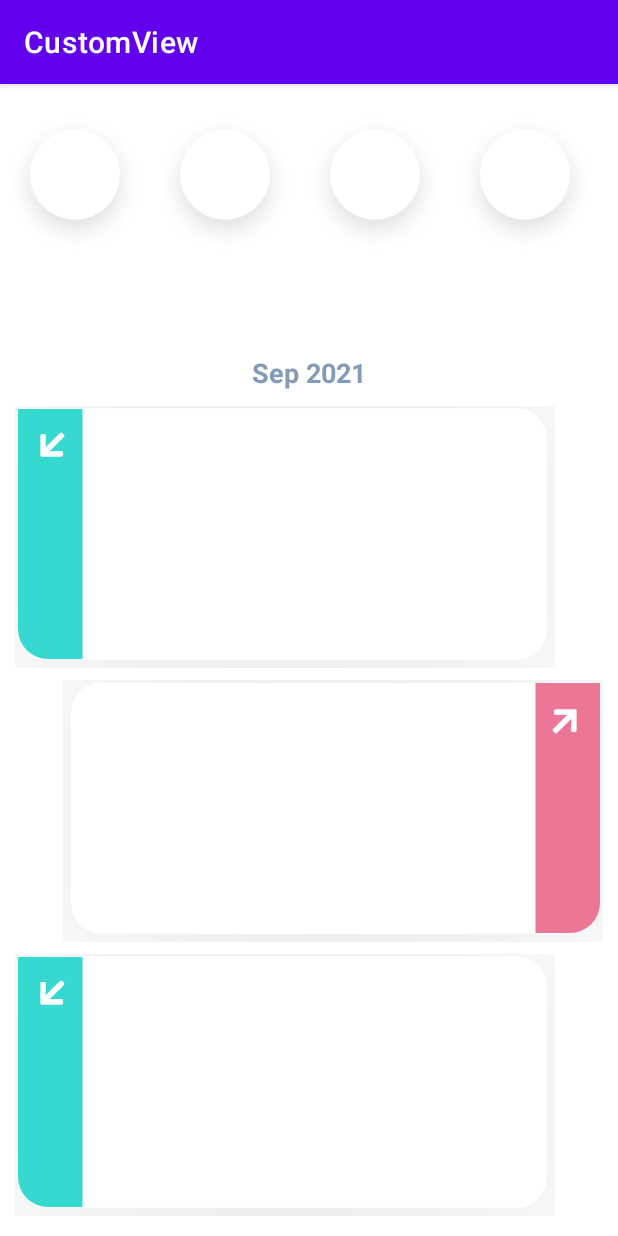
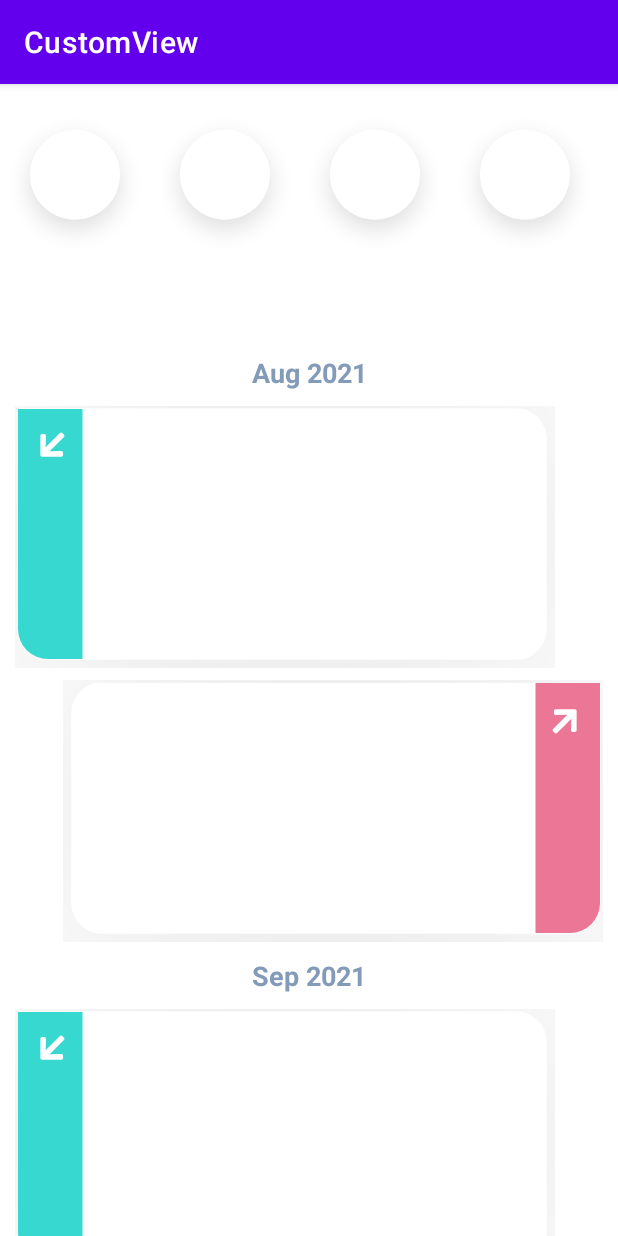
Before and after one commit to cybercoder-naj/ALMINDS-task, an Android app: the TransactionsActivity screen opened directly, with no data from a screen before it, on a phone screen of 412 x 824 dp. Run offline under Robolectric (Android 15) with nearby library versions, the phone set to English and light mode, and no system bars; our stand-ins replace data binding; 12 statements that could not run were skipped.

Commit message:
Improved recycler views

```diff
--- a/app/src/main/java/com/nishant/customview/PostTransactionDialog.kt
+++ b/app/src/main/java/com/nishant/customview/PostTransactionDialog.kt
@@ -1,6 +1,5 @@
 package com.nishant.customview
 
-import android.app.Dialog
 import android.content.Context
 import android.content.DialogInterface
 import android.os.Bundle
@@ -8,10 +7,6 @@ import android.view.LayoutInflater
 import android.view.View
 import android.view.ViewGroup
 import android.widget.TextView
-import androidx.fragment.app.DialogFragment
-import com.google.android.material.bottomsheet.BottomSheetDialog
-import com.google.android.material.bottomsheet.BottomSheetDialogFragment
-import com.nishant.customview.views.RoundedBottomSheetFragment
 
 class PostTransactionDialog : RoundedBottomSheetFragment() {
 
--- a/app/src/main/java/com/nishant/customview/views/RoundedBottomSheetFragment.kt
+++ b/app/src/main/java/com/nishant/customview/RoundedBottomSheetFragment.kt
@@ -1,4 +1,4 @@
-package com.nishant.customview.views
+package com.nishant.customview
 
 import android.os.Bundle
 import com.google.android.material.bottomsheet.BottomSheetDialog
--- a/app/src/main/java/com/nishant/customview/SavingsAccountDialog.kt
+++ b/app/src/main/java/com/nishant/customview/SavingsAccountDialog.kt
@@ -9,7 +9,6 @@ import androidx.recyclerview.widget.RecyclerView
 import com.nishant.customview.adapters.AccountsAdapter
 import com.nishant.customview.adapters.BanksAdapter
 import com.nishant.customview.models.Bank
-import com.nishant.customview.views.RoundedBottomSheetFragment
 
 class SavingsAccountDialog : RoundedBottomSheetFragment() {
 
--- a/app/src/main/java/com/nishant/customview/TransactionsActivity.kt
+++ b/app/src/main/java/com/nishant/customview/TransactionsActivity.kt
@@ -21,27 +21,16 @@ class TransactionsActivity : AppCompatActivity() {
             setHasFixedSize(true)
             adapter = TransferAdapter(
                 listOf(
-                    TransferIconData("Refresh", R.drawable.ic_baseline_refresh_24),
-                    TransferIconData("Refresh", R.drawable.ic_baseline_refresh_24),
-                    TransferIconData("Refresh", R.drawable.ic_baseline_refresh_24),
-                    TransferIconData("Refresh", R.drawable.ic_baseline_refresh_24)
+                    TransferIconData("Past Trans.", R.drawable.ic_history),
+                    TransferIconData("To Contacts", R.drawable.ic_user),
+                    TransferIconData("To Banks", R.drawable.ic_bank),
+                    TransferIconData("to UPI", R.drawable.ic_upi)
                 )
             )
         }
 
-        bindTransactionItems(
-            findViewById<RecyclerView>(R.id.transactionsRecyclerView).apply {
-                layoutManager = LinearLayoutManager(this@TransactionsActivity)
-                setHasFixedSize(true)
-            }, listOf(
-                TransactionItem(
-                    "",
-                    "",
-                    "Sep 2021",
-                    "",
-                    -1f,
-                    TransactionItem.DATE
-                ),
+        // Get this data from view model!
+        val transactions = listOf(
             TransactionItem(
                 "Nishant",
                 "https://cybercoder-naj.github.io/assets/nishant.png",
@@ -65,10 +54,88 @@ class TransactionsActivity : AppCompatActivity() {
                 "UPI",
                 1000.28f,
                 TransactionItem.CREDIT
+            ),
+            TransactionItem(
+                "Nishant",
+                "https://cybercoder-naj.github.io/assets/nishant.png",
+                "21 Aug 2021 22:24:10",
+                "UPI",
+                10000f,
+                TransactionItem.CREDIT
+            ),
+            TransactionItem(
+                "Nishant",
+                "https://cybercoder-naj.github.io/assets/nishant.png",
+                "22 Aug 2021 22:24:10",
+                "UPI",
+                6400.4f,
+                TransactionItem.DEBIT
+            ),
+            TransactionItem(
+                "Nishant",
+                "https://cybercoder-naj.github.io/assets/nishant.png",
+                "23 Oct 2021 22:24:10",
+                "UPI",
+                1000.28f,
+                TransactionItem.CREDIT
             )
         )
+
+        bindTransactionItems(
+            findViewById<RecyclerView>(R.id.transactionsRecyclerView).apply {
+                layoutManager = LinearLayoutManager(this@TransactionsActivity)
+                setHasFixedSize(true)
+            }, groupTransactions(transactions.groupBy {
+                val datetime = it.datetime
+                datetime.substring(datetime.indexOf(" ") + 1, datetime.lastIndexOf(" "))
+            }.toList())
         )
     }
+
+    private fun groupTransactions(list: List<Pair<String, List<TransactionItem>>>): List<TransactionItem> {
+        val mutableList = mutableListOf<TransactionItem>()
+        for (pair in sortedData(list)) {
+            mutableList.add(
+                TransactionItem(
+                    "",
+                    "",
+                    pair.first,
+                    "",
+                    -1f,
+                    TransactionItem.DATE
+                )
+            )
+            mutableList.addAll(pair.second)
+        }
+        return mutableList
+    }
+
+    private fun sortedData(list: List<Pair<String, List<TransactionItem>>>): List<Pair<String, List<TransactionItem>>> {
+        val months = arrayOf("Jan", "Feb", "Mar", "Apr", "May", "Jun", "Jul", "Aug", "Sep", "Oct", "Nov", "Dec")
+        return list.sortedWith(object: Comparator<Pair<String, List<TransactionItem>>> {
+            override fun compare(
+                o1: Pair<String, List<TransactionItem>>?,
+                o2: Pair<String, List<TransactionItem>>?
+            ): Int {
+                if (o1 == null)
+                    return 0
+                if (o2 == null)
+                    return 0
+                val o1Month = o1.first.split(" ")[0]
+                val o1Year = o1.first.split(" ")[1].toInt()
+                val o2Month = o2.first.split(" ")[0]
+                val o2Year = o2.first.split(" ")[1].toInt()
+                return when {
+                    o1Year > o2Year -> 1
+                    o1Year < o2Year -> -1
+                    months.indexOf(o1Month) > months.indexOf(o2Month) -> 1
+                    months.indexOf(o1Month) < months.indexOf(o2Month) -> -1
+                    else -> 0
+                }
+            }
+        })
+    }
+
 
     @BindingAdapter("modal")
     fun bindTransactionItems(recyclerView: RecyclerView, transactions: List<TransactionItem>) {
--- a/app/src/main/java/com/nishant/customview/views/CreditTypeView.kt
+++ b/app/src/main/java/com/nishant/customview/views/CreditTypeView.kt
@@ -21,8 +21,6 @@ import java.util.*
 import kotlin.math.floor
 import kotlin.math.min
 import kotlin.math.round
-
-private const val TAG = "CreditTypeView"
 
 class CreditTypeView @JvmOverloads constructor(
     ctx: Context,
@@ -110,7 +108,7 @@ class CreditTypeView @JvmOverloads constructor(
         style = Paint.Style.FILL_AND_STROKE
         color = Color.parseColor("#243257")
         textSize = 24.sp
-        strokeWidth = 2.dp
+        strokeWidth = 1.5f.dp
     }
     private val amountFractionalPaint = Paint(ANTI_ALIAS_FLAG).apply {
         style = Paint.Style.FILL_AND_STROKE
--- a/app/src/main/java/com/nishant/customview/views/DebitTypeView.kt
+++ b/app/src/main/java/com/nishant/customview/views/DebitTypeView.kt
@@ -21,8 +21,6 @@ import java.util.*
 import kotlin.math.floor
 import kotlin.math.min
 import kotlin.math.round
-
-private const val TAG = "DebitTypeView"
 
 class DebitTypeView @JvmOverloads constructor(
     ctx: Context,
@@ -101,7 +99,7 @@ class DebitTypeView @JvmOverloads constructor(
         style = Paint.Style.FILL_AND_STROKE
         color = Color.parseColor("#243257")
         textSize = 24.sp
-        strokeWidth = 2.dp
+        strokeWidth = 1.5f.dp
     }
     private val amountFractionalPaint = Paint(ANTI_ALIAS_FLAG).apply {
         style = Paint.Style.FILL_AND_STROKE
--- a/app/src/main/java/com/nishant/customview/views/TransferIcon.kt
+++ b/app/src/main/java/com/nishant/customview/views/TransferIcon.kt
@@ -112,10 +112,10 @@ class TransferIcon @JvmOverloads constructor(
         val iconR = width * .3f
 
         iconRect.apply {
-            left = iconX - iconR + 10.dp
-            top = iconY - iconR + 10.dp
-            right = iconX + iconR - 10.dp
-            bottom = iconY + iconR - 10.dp
+            left = iconX - iconR + 16.dp
+            top = iconY - iconR + 16.dp
+            right = iconX + iconR - 16.dp
+            bottom = iconY + iconR - 16.dp
         }
 
         canvas.drawCircle(iconX, iconY + 6.dp, iconR, shadowPaint)
--- a/app/src/main/res/layout/activity_transactions.xml
+++ b/app/src/main/res/layout/activity_transactions.xml
@@ -14,8 +14,9 @@
     <androidx.recyclerview.widget.RecyclerView
         android:id="@+id/transactionsRecyclerView"
         android:layout_width="match_parent"
-        android:layout_height="wrap_content"
+        android:layout_height="0dp"
         android:layout_marginTop="16dp"
-        app:layout_constraintTop_toBottomOf="@id/transferRecyclerView" />
+        app:layout_constraintTop_toBottomOf="@id/transferRecyclerView"
+        app:layout_constraintBottom_toBottomOf="parent" />
 
 </androidx.constraintlayout.widget.ConstraintLayout>
```
Also changed, not shown: app/src/main/res/drawable/ic_bank.png (added), app/src/main/res/drawable/ic_history.png (added), app/src/main/res/drawable/ic_upi.png (added), app/src/main/res/drawable/ic_user.png (added). Lines whose indentation alone changed are shown as unchanged.
